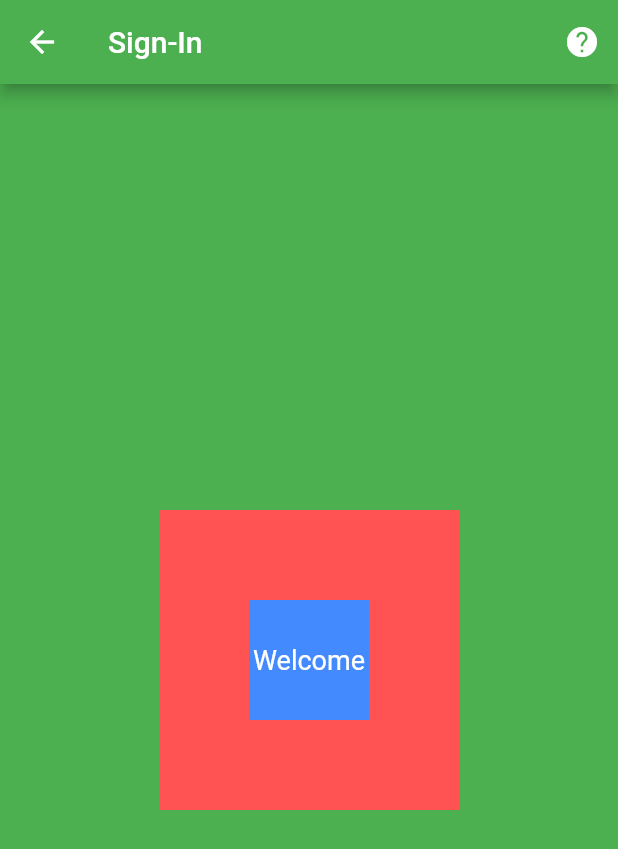
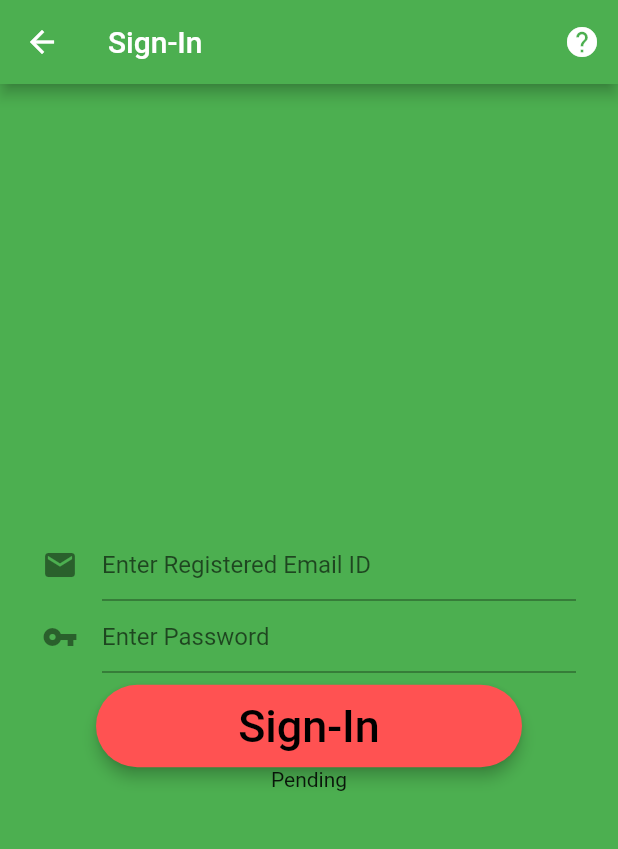
Before and after one commit to aditmodhvadia/trivia_quiz, a Flutter app: the screen it shows after launch, after a tap on "Sign-In", on a phone screen of 412 x 824 dp. Shown: the top 849 px of the screen. Run offline on Flutter 3.47's test engine with Material 2 defaults, Android fonts, the phone set to English and light mode, and no system bars.

Commit message:
add sign in skeleton UI

```diff
--- a/lib/pages/sign_in.dart
+++ b/lib/pages/sign_in.dart
@@ -7,7 +7,11 @@ class signInPage extends StatefulWidget {
 }
 
 class SignInPage extends State<signInPage> {
-  String _mymsg = 'Welcome';
+  Color c = Colors.green[500];
+  String emailId, password;
+  static final TextEditingController _user = new TextEditingController();
+  static final TextEditingController _pass = new TextEditingController();
+  String res = 'Pending';
 
   @override
   Widget build(BuildContext context) {
@@ -20,40 +24,79 @@ class SignInPage extends State<signInPage> {
               onPressed: () {
                 print('Help clicked');
                 setState(() {
-                  _mymsg = 'Pressed Help';
+                  c = Colors.teal;
+                  res = 'Help pressed';
                 });
               }),
         ],
         title: Text(
           'Sign-In',
         ),
-        backgroundColor: Colors.green[500],
+        backgroundColor: c,
       ),
-      body: new Stack(
+      body: new Padding(
+        padding: const EdgeInsets.all(28.0),
+        child: new Center(
+          child: new Column(
+            mainAxisAlignment: MainAxisAlignment.center,
+            crossAxisAlignment: CrossAxisAlignment.center,
             children: <Widget>[
-          new Center(
-            child: new Container(
-              height: 200.0,
-              width: 200.0,
+              new TextField(
+                controller: _user,
+                decoration: new InputDecoration(
+                    icon: new Icon(Icons.email),
+                    hintText: 'Enter Registered Email ID'),
+              ),
+              new TextField(
+                controller: _pass,
+                decoration: new InputDecoration(
+                  icon: new Icon(Icons.vpn_key), hintText: 'Enter Password'),
+                  obscureText: true,
+              ),
+              new Padding(
+                padding: const EdgeInsets.only(
+                  left: 36.0,
+                  top: 8.0,
+                  right: 36.0
+                ),
+                child: new RaisedButton(
+                  onPressed: () {
+                    print('Sign In pressed');
+                    setState(() {
+                      //Testing onpress works and gets email id and password
+                        res = _user.text +' ' +_pass.text;
+                        c = Colors.green[500];
+                    });
+                },
                     color: main.primaryColor,
+                    elevation: 4.0,
+                    splashColor: Colors.blueAccent,
+                    shape: new RoundedRectangleBorder(
+                        borderRadius: new BorderRadius.circular(30.0)),
+                    child: new Padding(
+                      padding: const EdgeInsets.all(10.0),
+                      child: new Center(
+                        child: Text(
+                          'Sign-In',
+                          textAlign: TextAlign.center,
+                          style:
+                          TextStyle(color: Colors.black, fontSize: 30.0),
+                        ),
+                      ),
+                    )
                 ),
               ),
               new Center(
-            child: new Container(
-              height: 80.0,
-              width: 80.0,
-              color: Colors.blueAccent,
-              child: new Center(
-                child: Text(
-                  _mymsg,
-                  style: TextStyle(color: Colors.white, fontSize: 18.0),
-                ),
-              ),
+                child: new Text(
+                  res,
+                  textAlign: TextAlign.center,
                 ),
               )
             ],
           ),
-      backgroundColor: Colors.green[500],
+        ),
+      ),
+      backgroundColor: c,
       resizeToAvoidBottomPadding: false,
     );
   }
```
Lines whose indentation alone changed are shown as unchanged.
